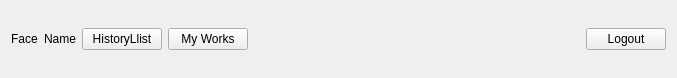
WangPengZhan/sVanilla, file sVanilla/src/ClientUi/Setting/AccountListWidget.ui: the form before one commit.
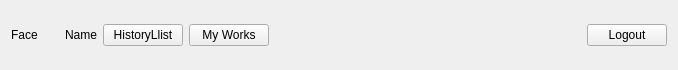
The form after the commit. Icons and pictures are not drawn.

```diff
--- a/sVanilla/src/ClientUi/Setting/AccountListWidget.ui
+++ b/sVanilla/src/ClientUi/Setting/AccountListWidget.ui
@@ -6,8 +6,8 @@
    <rect>
     <x>0</x>
     <y>0</y>
-    <width>677</width>
-    <height>78</height>
+    <width>678</width>
+    <height>66</height>
    </rect>
   </property>
   <property name="sizePolicy">
@@ -19,6 +19,29 @@
   <layout class="QGridLayout" name="gridLayout">
    <item row="0" column="0">
     <widget class="QLabel" name="labelFace">
+     <property name="sizePolicy">
+      <sizepolicy hsizetype="Fixed" vsizetype="Fixed">
+       <horstretch>0</horstretch>
+       <verstretch>0</verstretch>
+      </sizepolicy>
+     </property>
+     <property name="minimumSize">
+      <size>
+       <width>48</width>
+       <height>48</height>
+      </size>
+     </property>
+     <property name="maximumSize">
+      <size>
+       <width>48</width>
+       <height>48</height>
+      </size>
+     </property>
+     <property name="styleSheet">
+      <string notr="true">.QLabel{
+	border-radius:24px;
+}</string>
+     </property>
      <property name="text">
       <string>Face</string>
      </property>
@@ -33,6 +56,12 @@
    </item>
    <item row="0" column="2">
     <widget class="QPushButton" name="btnHistory">
+     <property name="minimumSize">
+      <size>
+       <width>80</width>
+       <height>0</height>
+      </size>
+     </property>
      <property name="text">
       <string>HistoryLlist</string>
      </property>
@@ -40,6 +69,12 @@
    </item>
    <item row="0" column="3">
     <widget class="QPushButton" name="btnWork">
+     <property name="minimumSize">
+      <size>
+       <width>80</width>
+       <height>0</height>
+      </size>
+     </property>
      <property name="text">
       <string>My Works</string>
      </property>
@@ -60,6 +95,12 @@
    </item>
    <item row="0" column="5">
     <widget class="QPushButton" name="btnLogout">
+     <property name="minimumSize">
+      <size>
+       <width>64</width>
+       <height>0</height>
+      </size>
+     </property>
      <property name="text">
       <string>Logout</string>
      </property>
```
Left out of the diff: 16 changed lines with no effect on the pictures.
